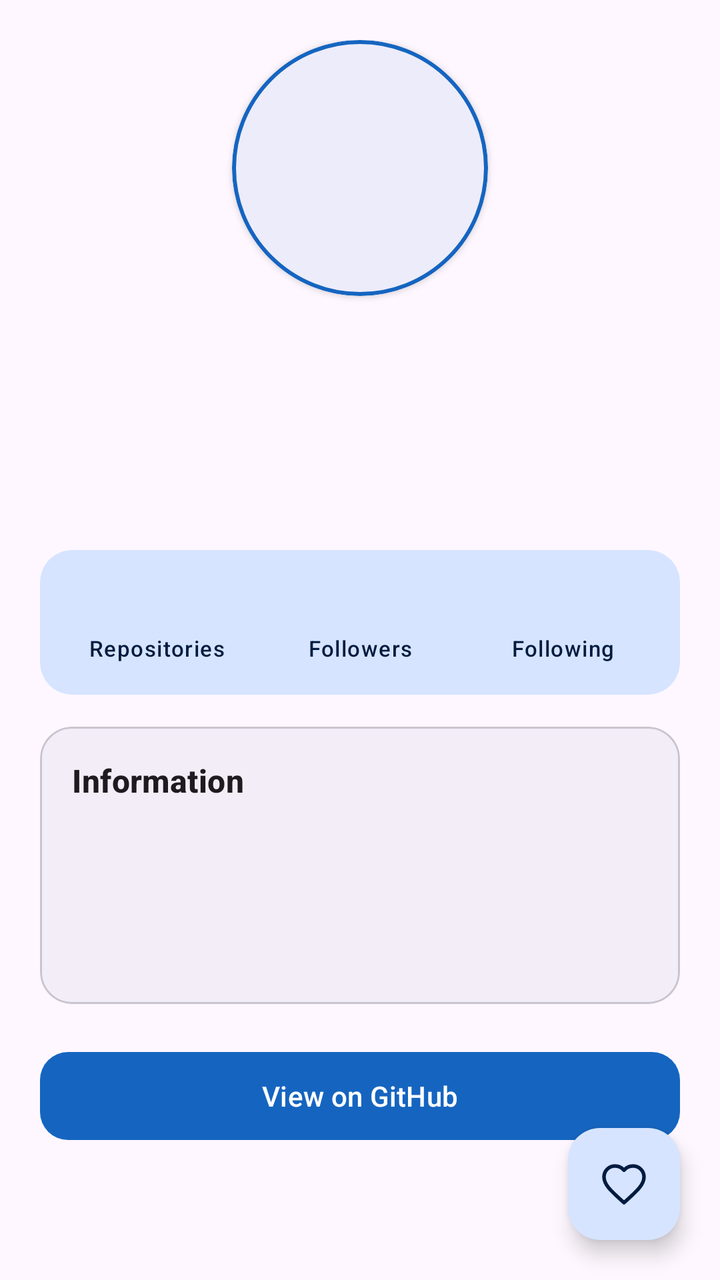
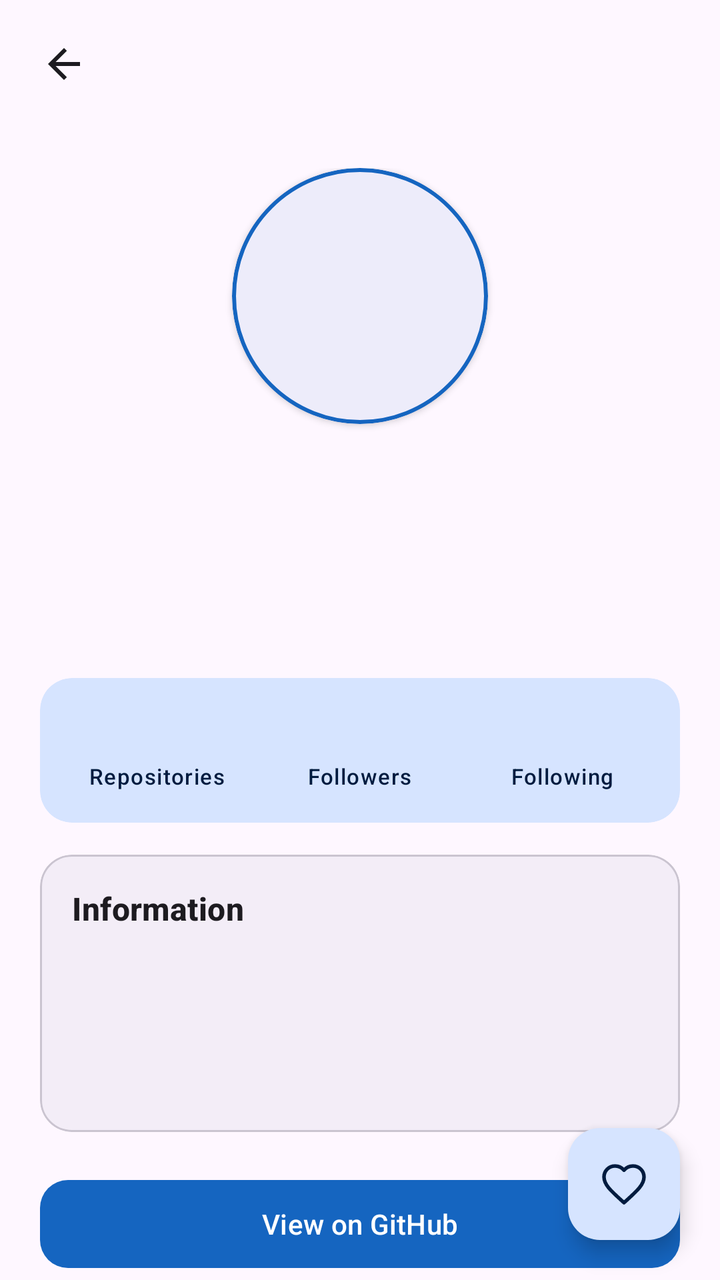

Screens rendered from an Android XML layout before and after an edit, with the pre-edit source and the edit as a unified diff.
<!-- AndroidManifest.xml: application theme Theme.GithubUser -->
<!-- res/layout/fragment_user_detail.xml -->
<?xml version="1.0" encoding="utf-8"?>
<FrameLayout xmlns:android="http://schemas.android.com/apk/res/android"
    xmlns:app="http://schemas.android.com/apk/res-auto"
    android:layout_width="match_parent"
    android:layout_height="match_parent"
    android:background="?attr/colorSurface">

    <androidx.core.widget.NestedScrollView
        android:id="@+id/contentView"
        android:layout_width="match_parent"
        android:layout_height="match_parent"
        android:clipToPadding="false"
        android:fillViewport="true"
        android:paddingBottom="24dp"
        android:visibility="visible">

        <LinearLayout
            android:layout_width="match_parent"
            android:layout_height="wrap_content"
            android:orientation="vertical"
            android:padding="20dp">

            
            <com.google.android.material.card.MaterialCardView
                android:id="@+id/cacheCard"
                android:layout_width="match_parent"
                android:layout_height="wrap_content"
                android:layout_marginBottom="20dp"
                android:visibility="gone"
                app:cardBackgroundColor="?attr/colorSecondaryContainer"
                app:cardCornerRadius="12dp"
                app:cardElevation="0dp"
                app:strokeWidth="0dp">

                <TextView
                    android:id="@+id/tvCacheBanner"
                    android:layout_width="match_parent"
                    android:layout_height="wrap_content"
                    android:padding="12dp"
                    android:text="@string/cached_banner"
                    android:textAppearance="?attr/textAppearanceBodyMedium"
                    android:textColor="?attr/colorOnSecondaryContainer" />

            </com.google.android.material.card.MaterialCardView>

            
            <LinearLayout
                android:layout_width="match_parent"
                android:layout_height="wrap_content"
                android:gravity="center_horizontal"
                android:orientation="vertical">

                <com.google.android.material.card.MaterialCardView
                    android:layout_width="128dp"
                    android:layout_height="128dp"
                    app:cardCornerRadius="64dp"
                    app:cardElevation="2dp"
                    app:strokeColor="?attr/colorPrimary"
                    app:strokeWidth="2dp">

                    <ImageView
                        android:id="@+id/ivAvatar"
                        android:layout_width="match_parent"
                        android:layout_height="match_parent"
                        android:contentDescription="@string/avatar_desc"
                        android:scaleType="centerCrop" />

                </com.google.android.material.card.MaterialCardView>

                <TextView
                    android:id="@+id/tvName"
                    android:layout_width="wrap_content"
                    android:layout_height="wrap_content"
                    android:layout_marginTop="16dp"
                    android:gravity="center"
                    android:textAppearance="?attr/textAppearanceHeadlineSmall"
                    android:textColor="?attr/colorOnSurface"
                    android:textStyle="bold" />

                <TextView
                    android:id="@+id/tvLogin"
                    android:layout_width="wrap_content"
                    android:layout_height="wrap_content"
                    android:layout_marginTop="2dp"
                    android:textAppearance="?attr/textAppearanceBodyLarge"
                    android:textColor="?attr/colorPrimary" />

                <TextView
                    android:id="@+id/tvBio"
                    android:layout_width="match_parent"
                    android:layout_height="wrap_content"
                    android:layout_marginTop="12dp"
                    android:gravity="center"
                    android:textAppearance="?attr/textAppearanceBodyMedium"
                    android:textColor="?attr/colorOnSurfaceVariant" />

            </LinearLayout>

            
            <com.google.android.material.card.MaterialCardView
                android:layout_width="match_parent"
                android:layout_height="wrap_content"
                android:layout_marginTop="24dp"
                app:cardBackgroundColor="?attr/colorPrimaryContainer"
                app:cardCornerRadius="16dp"
                app:cardElevation="0dp"
                app:strokeWidth="0dp">

                <LinearLayout
                    android:layout_width="match_parent"
                    android:layout_height="wrap_content"
                    android:orientation="horizontal"
                    android:paddingHorizontal="8dp"
                    android:paddingVertical="16dp">

                    
                    <LinearLayout
                        android:layout_width="0dp"
                        android:layout_height="wrap_content"
                        android:layout_weight="1"
                        android:gravity="center"
                        android:orientation="vertical">

                        <TextView
                            android:id="@+id/tvRepos"
                            android:layout_width="wrap_content"
                            android:layout_height="wrap_content"
                            android:textAppearance="?attr/textAppearanceTitleMedium"
                            android:textColor="?attr/colorOnPrimaryContainer"
                            android:textStyle="bold" />

                        <TextView
                            android:layout_width="wrap_content"
                            android:layout_height="wrap_content"
                            android:layout_marginTop="4dp"
                            android:gravity="center"
                            android:text="Repositories"
                            android:textAppearance="?attr/textAppearanceLabelSmall"
                            android:textColor="?attr/colorOnPrimaryContainer" />

                    </LinearLayout>

                    
                    <LinearLayout
                        android:layout_width="0dp"
                        android:layout_height="wrap_content"
                        android:layout_weight="1"
                        android:gravity="center"
                        android:orientation="vertical">

                        <TextView
                            android:id="@+id/tvFollowers"
                            android:layout_width="wrap_content"
                            android:layout_height="wrap_content"
                            android:textAppearance="?attr/textAppearanceTitleMedium"
                            android:textColor="?attr/colorOnPrimaryContainer"
                            android:textStyle="bold" />

                        <TextView
                            android:layout_width="wrap_content"
                            android:layout_height="wrap_content"
                            android:layout_marginTop="4dp"
                            android:gravity="center"
                            android:text="Followers"
                            android:textAppearance="?attr/textAppearanceLabelSmall"
                            android:textColor="?attr/colorOnPrimaryContainer" />

                    </LinearLayout>

                    
                    <LinearLayout
                        android:layout_width="0dp"
                        android:layout_height="wrap_content"
                        android:layout_weight="1"
                        android:gravity="center"
                        android:orientation="vertical">

                        <TextView
                            android:id="@+id/tvFollowing"
                            android:layout_width="wrap_content"
                            android:layout_height="wrap_content"
                            android:textAppearance="?attr/textAppearanceTitleMedium"
                            android:textColor="?attr/colorOnPrimaryContainer"
                            android:textStyle="bold" />

                        <TextView
                            android:layout_width="wrap_content"
                            android:layout_height="wrap_content"
                            android:layout_marginTop="4dp"
                            android:gravity="center"
                            android:text="Following"
                            android:textAppearance="?attr/textAppearanceLabelSmall"
                            android:textColor="?attr/colorOnPrimaryContainer" />

                    </LinearLayout>

                </LinearLayout>

            </com.google.android.material.card.MaterialCardView>

            
            <com.google.android.material.card.MaterialCardView
                android:layout_width="match_parent"
                android:layout_height="wrap_content"
                android:layout_marginTop="16dp"
                app:cardBackgroundColor="?attr/colorSurfaceContainer"
                app:cardCornerRadius="16dp"
                app:cardElevation="0dp"
                app:strokeColor="?attr/colorOutlineVariant"
                app:strokeWidth="1dp">

                <LinearLayout
                    android:layout_width="match_parent"
                    android:layout_height="wrap_content"
                    android:orientation="vertical"
                    android:padding="16dp">

                    <TextView
                        android:layout_width="wrap_content"
                        android:layout_height="wrap_content"
                        android:text="Information"
                        android:textAppearance="?attr/textAppearanceTitleMedium"
                        android:textColor="?attr/colorOnSurface"
                        android:textStyle="bold" />

                    <TextView
                        android:id="@+id/tvCompany"
                        android:layout_width="match_parent"
                        android:layout_height="wrap_content"
                        android:layout_marginTop="12dp"
                        android:textColor="?attr/colorOnSurfaceVariant" />

                    <TextView
                        android:id="@+id/tvLocation"
                        android:layout_width="match_parent"
                        android:layout_height="wrap_content"
                        android:layout_marginTop="8dp"
                        android:textColor="?attr/colorOnSurfaceVariant" />

                    <TextView
                        android:id="@+id/tvBlog"
                        android:layout_width="match_parent"
                        android:layout_height="wrap_content"
                        android:layout_marginTop="8dp"
                        android:autoLink="web"
                        android:textColor="?attr/colorPrimary" />

                </LinearLayout>

            </com.google.android.material.card.MaterialCardView>

            
            <com.google.android.material.button.MaterialButton
                android:id="@+id/btnOpenGithub"
                android:layout_width="match_parent"
                android:layout_height="wrap_content"
                android:layout_marginTop="20dp"
                android:minHeight="52dp"
                android:text="@string/open_github"
                android:textAllCaps="false"
                app:cornerRadius="14dp"
                app:iconGravity="textStart" />

        </LinearLayout>

    </androidx.core.widget.NestedScrollView>

    
    <com.google.android.material.progressindicator.CircularProgressIndicator
        android:id="@+id/progress"
        android:layout_width="wrap_content"
        android:layout_height="wrap_content"
        android:layout_gravity="center"
        android:indeterminate="true"
        android:visibility="gone" />

    
    <LinearLayout
        android:id="@+id/errorContainer"
        android:layout_width="match_parent"
        android:layout_height="wrap_content"
        android:layout_gravity="center"
        android:layout_marginHorizontal="32dp"
        android:gravity="center"
        android:orientation="vertical"
        android:visibility="gone">

        <TextView
            android:id="@+id/tvError"
            android:layout_width="match_parent"
            android:layout_height="wrap_content"
            android:gravity="center"
            android:textAppearance="?attr/textAppearanceBodyLarge"
            android:textColor="?attr/colorOnSurface" />

        <com.google.android.material.button.MaterialButton
            android:id="@+id/btnRetry"
            android:layout_width="wrap_content"
            android:layout_height="wrap_content"
            android:layout_marginTop="16dp"
            android:text="@string/retry"
            android:textAllCaps="false" />

    </LinearLayout>
    <com.google.android.material.floatingactionbutton.FloatingActionButton
        android:id="@+id/fabFavorite"
        android:layout_width="wrap_content"
        android:layout_height="wrap_content"
        android:layout_gravity="bottom|end"
        android:layout_marginEnd="20dp"
        android:layout_marginBottom="20dp"
        android:contentDescription="@string/favorite"
        android:src="@drawable/ic_favorite_border" />

</FrameLayout>
<!-- resources referenced by this layout -->
<resources>
  <!-- drawable ic_favorite_border (drawable) -->
  <vector xmlns:android="http://schemas.android.com/apk/res/android"
      android:width="24dp"
      android:height="24dp"
      android:viewportWidth="24"
      android:viewportHeight="24">
  
      <path
          android:fillColor="@android:color/transparent"
          android:pathData="M12,21.35l-1.45,-1.32C5.4,15.36 2,12.28 2,8.5C2,5.42 4.42,3 7.5,3c1.74,0 3.41,0.81 4.5,2.09C13.09,3.81 14.76,3 16.5,3C19.58,3 22,5.42 22,8.5c0,3.78 -3.4,6.86 -8.55,11.54z"
          android:strokeColor="?attr/colorOnSurface"
          android:strokeWidth="1.8"
          android:strokeLineJoin="round" />
  
  </vector>
  <string name="avatar_desc">User avatar</string>
  <string name="cached_banner">Offline: showing cached results</string>
  <string name="favorite">Favorite</string>
  <string name="open_github">View on GitHub</string>
  <string name="retry">Retry</string>
  <style name="Theme.GithubUser" parent="Base.Theme.GithubUser" />
  <style name="Base.Theme.GithubUser" parent="Theme.Material3.DayNight.NoActionBar">
  
          
          <item name="colorPrimary">@color/primary_blue</item>
          <item name="colorOnPrimary">@color/on_primary_blue</item>
          <item name="colorPrimaryContainer">@color/primary_container_blue</item>
          <item name="colorOnPrimaryContainer">@color/on_primary_container_blue</item>
  
          
          <item name="colorSecondary">@color/secondary_blue</item>
          <item name="colorOnSecondary">@color/on_secondary_blue</item>
          <item name="colorSecondaryContainer">@color/secondary_container_blue</item>
          <item name="colorOnSecondaryContainer">@color/on_secondary_container_blue</item>
  
          
          <item name="android:colorAccent">@color/primary_blue</item>
          <item name="android:navigationBarColor">?attr/colorSurface</item>
          <item name="android:windowLightNavigationBar">true</item>
  
      </style>
  <color name="primary_blue">#1565C0</color>
  <color name="on_primary_blue">#FFFFFFFF</color>
  <color name="primary_container_blue">#D6E4FF</color>
  <color name="on_primary_container_blue">#001B3F</color>
  <color name="secondary_blue">#4F64A0</color>
  <color name="on_secondary_blue">#FFFFFFFF</color>
  <color name="secondary_container_blue">#DCE2FF</color>
  <color name="on_secondary_container_blue">#0A1A40</color>
</resources>

<!-- the commit's change to res/layout/fragment_user_detail.xml (unified diff, before → after) -->
@@ -5,12 +5,32 @@
     android:layout_height="match_parent"
     android:background="?attr/colorSurface">
 
+    
+    <ImageButton
+        android:id="@+id/btnBack"
+        android:layout_width="48dp"
+        android:layout_height="48dp"
+        android:layout_gravity="top|start"
+        android:layout_marginStart="8dp"
+        android:layout_marginTop="8dp"
+        android:background="?attr/selectableItemBackgroundBorderless"
+        android:clickable="true"
+        android:contentDescription="Kembali"
+        android:elevation="10dp"
+        android:focusable="true"
+        android:padding="12dp"
+        android:src="@drawable/ic_back"
+        android:translationZ="10dp"
+        app:tint="?attr/colorOnSurface" />
+
+    
     <androidx.core.widget.NestedScrollView
         android:id="@+id/contentView"
         android:layout_width="match_parent"
         android:layout_height="match_parent"
         android:clipToPadding="false"
         android:fillViewport="true"
+        android:paddingTop="64dp"
         android:paddingBottom="24dp"
         android:visibility="visible">
 
@@ -133,7 +153,6 @@
                             android:layout_width="wrap_content"
                             android:layout_height="wrap_content"
                             android:layout_marginTop="4dp"
-                            android:gravity="center"
                             android:text="Repositories"
                             android:textAppearance="?attr/textAppearanceLabelSmall"
                             android:textColor="?attr/colorOnPrimaryContainer" />
@@ -160,7 +179,6 @@
                             android:layout_width="wrap_content"
                             android:layout_height="wrap_content"
                             android:layout_marginTop="4dp"
-                            android:gravity="center"
                             android:text="Followers"
                             android:textAppearance="?attr/textAppearanceLabelSmall"
                             android:textColor="?attr/colorOnPrimaryContainer" />
@@ -187,7 +205,6 @@
                             android:layout_width="wrap_content"
                             android:layout_height="wrap_content"
                             android:layout_marginTop="4dp"
-                            android:gravity="center"
                             android:text="Following"
                             android:textAppearance="?attr/textAppearanceLabelSmall"
                             android:textColor="?attr/colorOnPrimaryContainer" />
@@ -302,6 +319,8 @@
             android:textAllCaps="false" />
 
     </LinearLayout>
+
+    
     <com.google.android.material.floatingactionbutton.FloatingActionButton
         android:id="@+id/fabFavorite"
         android:layout_width="wrap_content"
<!-- resource entries referenced after the edit -->
@@ -1,5 +1,11 @@
 <!-- resources referenced by this layout -->
 <resources>
+  <!-- drawable ic_back (drawable) -->
+  <vector xmlns:android="http://schemas.android.com/apk/res/android" android:autoMirrored="true" android:height="24dp" android:tint="#000000" android:viewportHeight="960" android:viewportWidth="960" android:width="24dp">
+        
+      <path android:fillColor="@android:color/white" android:pathData="M313,520L537,744L480,800L160,480L480,160L537,216L313,440L800,440L800,520L313,520Z"/>
+      
+  </vector>
   <!-- drawable ic_favorite_border (drawable) -->
   <vector xmlns:android="http://schemas.android.com/apk/res/android"
       android:width="24dp"
@@ -22,7 +28,7 @@
   <string name="retry">Retry</string>
   <style name="Theme.GithubUser" parent="Base.Theme.GithubUser" />
   <style name="Base.Theme.GithubUser" parent="Theme.Material3.DayNight.NoActionBar">
-  
+          <item name="windowActionBar">false</item>
           
           <item name="colorPrimary">@color/primary_blue</item>
           <item name="colorOnPrimary">@color/on_primary_blue</item>
@@ -38,7 +44,7 @@
           
           <item name="android:colorAccent">@color/primary_blue</item>
           <item name="android:navigationBarColor">?attr/colorSurface</item>
-          <item name="android:windowLightNavigationBar">true</item>
+  
   
       </style>
   <color name="primary_blue">#1565C0</color>
